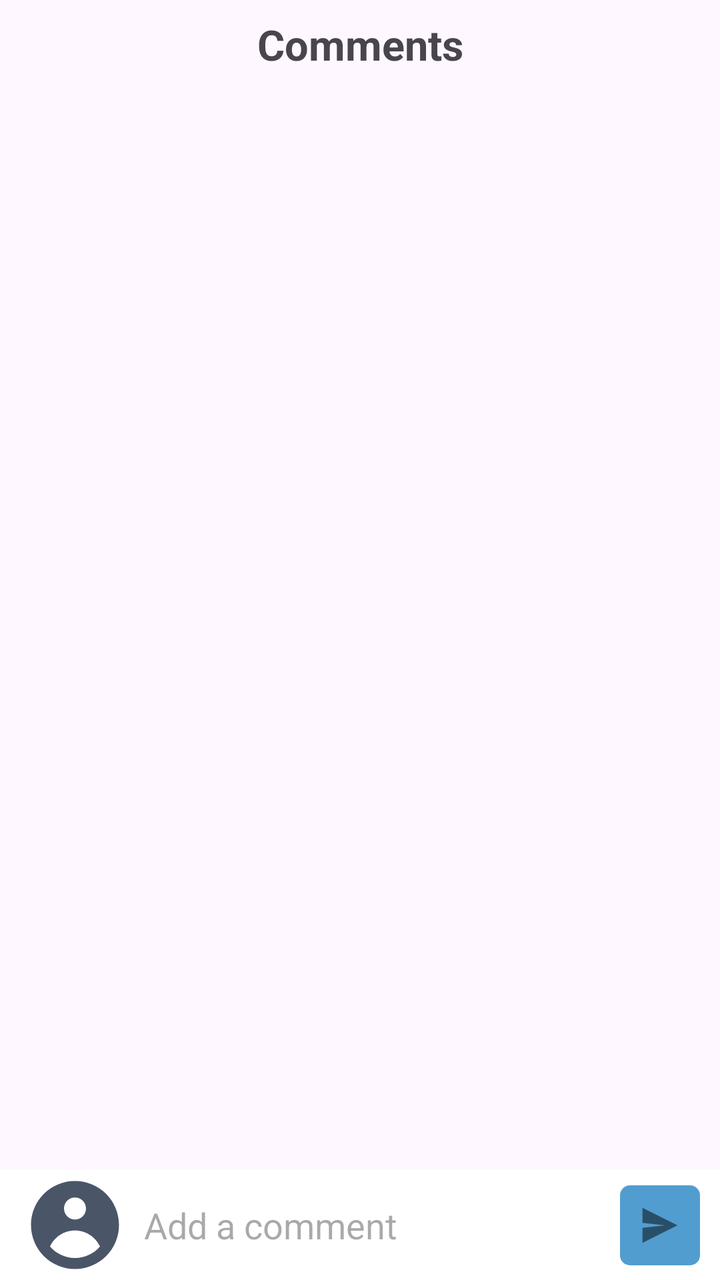
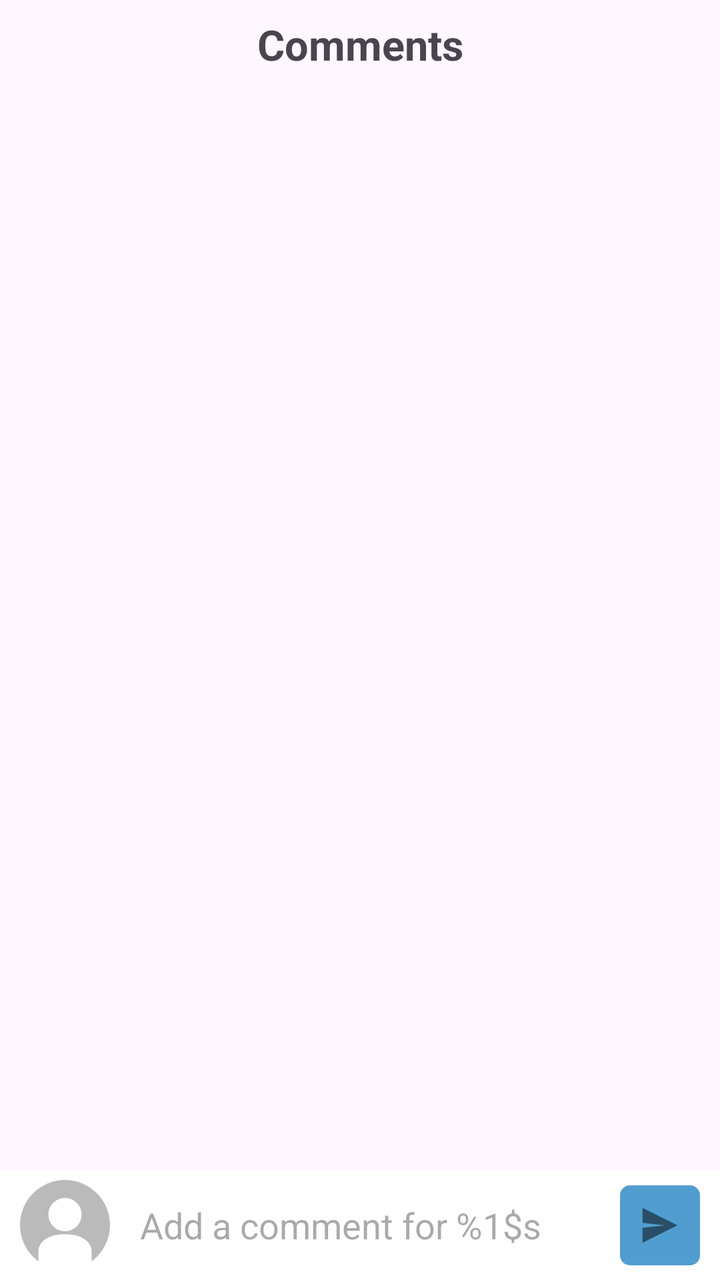

An Android layout rendered at two revisions. The XML below is the earlier revision; the diff shows what the commit changed to produce the second picture.
<!-- AndroidManifest.xml: application theme Theme.InstagramClone -->
<!-- res/layout/fragment_comment_list_dialog_list_dialog.xml -->
<?xml version="1.0" encoding="utf-8"?>
<androidx.constraintlayout.widget.ConstraintLayout xmlns:android="http://schemas.android.com/apk/res/android"
    xmlns:tools="http://schemas.android.com/tools"
    android:layout_width="match_parent"
    android:layout_height="match_parent"
    android:minHeight="500dp"
    tools:context=".ui.comment.CommentListDialogFragment"
    xmlns:app="http://schemas.android.com/apk/res-auto">

    <TextView
        android:id="@+id/tvComment"
        android:layout_width="wrap_content"
        android:layout_height="wrap_content"
        android:text="@string/tv_comment"
        android:textStyle="bold"
        android:textSize="21sp"
        android:paddingTop="8dp"
        app:layout_constraintTop_toTopOf="parent"
        app:layout_constraintStart_toStartOf="parent"
        app:layout_constraintEnd_toEndOf="parent"/>

    <LinearLayout
        android:id="@+id/llEmptyComments"
        android:layout_width="wrap_content"
        android:layout_height="wrap_content"
        android:visibility="gone"
        android:orientation="vertical"
        android:gravity="center_horizontal"
        app:layout_constraintTop_toTopOf="parent"
        app:layout_constraintBottom_toBottomOf="parent"
        app:layout_constraintStart_toStartOf="parent"
        app:layout_constraintEnd_toEndOf="parent">

        <TextView
            android:id="@+id/tvNoComments"
            android:layout_width="wrap_content"
            android:layout_height="wrap_content"
            android:textStyle="bold"
            android:textSize="21sp"
            android:text="@string/tv_no_comments"/>

        <TextView
            android:id="@+id/tvStartConversation"
            android:layout_width="wrap_content"
            android:layout_height="wrap_content"
            android:layout_marginTop="5dp"
            android:text="@string/tv_start_conversation"/>

    </LinearLayout>

    <androidx.recyclerview.widget.RecyclerView
        android:id="@+id/rvComment"
        android:layout_width="match_parent"
        android:layout_height="0dp"
        android:clipToPadding="false"
        android:padding="10dp"
        app:layout_constraintBottom_toTopOf="@+id/clFooter"
        app:layout_constraintTop_toBottomOf="@+id/tvComment"/>

    <androidx.constraintlayout.widget.ConstraintLayout
        android:id="@+id/clFooter"
        android:layout_width="match_parent"
        android:layout_height="55dp"
        android:background="@color/white"
        android:paddingHorizontal="10dp"
        app:layout_constraintBottom_toBottomOf="parent">

        <ImageButton
            android:id="@+id/ivProfile"
            android:layout_width="55dp"
            android:layout_height="55dp"
            android:src="@drawable/ic_user"
            android:background="@drawable/bg_image_profile"
            android:scaleType="centerCrop"
            android:contentDescription="@string/iv_image_profile"
            app:layout_constraintStart_toStartOf="parent"
            app:layout_constraintTop_toTopOf="parent"
            app:layout_constraintBottom_toBottomOf="parent"/>

        <EditText
            android:id="@+id/etComment"
            android:layout_width="0dp"
            android:layout_height="wrap_content"
            android:layout_marginHorizontal="7dp"
            android:hint="@string/hint_comment"
            android:background="@android:color/transparent"
            android:maxLines="1"
            android:singleLine="true"
            android:inputType="text"
            app:layout_constraintStart_toEndOf="@id/ivProfile"
            app:layout_constraintEnd_toStartOf="@+id/btnSend"
            app:layout_constraintTop_toTopOf="parent"
            app:layout_constraintBottom_toBottomOf="parent"/>

        <ImageButton
            android:id="@+id/btnSend"
            android:layout_width="wrap_content"
            android:layout_height="wrap_content"
            android:src="@drawable/ic_send"
            android:contentDescription="@string/description_ib_send_comment"
            android:background="@drawable/bg_btn_send"
            android:padding="10dp"
            app:layout_constraintEnd_toEndOf="parent"
            app:layout_constraintTop_toTopOf="parent"
            app:layout_constraintBottom_toBottomOf="parent"/>

    </androidx.constraintlayout.widget.ConstraintLayout>

    <ProgressBar
        android:id="@+id/pbComment"
        android:layout_width="wrap_content"
        android:layout_height="wrap_content"
        app:layout_constraintTop_toTopOf="parent"
        app:layout_constraintBottom_toBottomOf="parent"
        app:layout_constraintStart_toStartOf="parent"
        app:layout_constraintEnd_toEndOf="parent"/>

</androidx.constraintlayout.widget.ConstraintLayout>
<!-- resources referenced by this layout -->
<resources>
  <color name="white">#FFFFFFFF</color>
  <!-- drawable bg_btn_send (drawable) -->
  <?xml version="1.0" encoding="utf-8"?>
  <shape  xmlns:android="http://schemas.android.com/apk/res/android"
      android:shape="rectangle">
      <solid android:color="@color/blue_light"/>
      <corners
          android:radius="5dp"/>
  </shape>
  <!-- drawable bg_image_profile (drawable) -->
  <?xml version="1.0" encoding="utf-8"?>
  <shape xmlns:android="http://schemas.android.com/apk/res/android"
      android:shape="oval">
      <solid android:color="@android:color/transparent"/>
  </shape>
  <!-- drawable ic_send (drawable) -->
  <vector android:height="20dp" android:viewportHeight="16"
      android:viewportWidth="16" android:width="20dp"
      xmlns:aapt="http://schemas.android.com/aapt" xmlns:android="http://schemas.android.com/apk/res/android">
      <path android:fillAlpha="0.5" android:fillColor="#000000"
          android:pathData="m1,1.003 l0,6 9,1 -9,1 0,6 14,-7z"
          android:strokeAlpha="0.5" android:strokeColor="#00000000"/>
  </vector>
  <!-- drawable ic_user (drawable) -->
  <vector android:height="60dp" android:viewportHeight="20"
      android:viewportWidth="20" android:width="60dp" xmlns:android="http://schemas.android.com/apk/res/android">
      <path android:fillColor="#4A5568" android:fillType="evenOdd" android:pathData="M18,10C18,14.418 14.418,18 10,18C5.582,18 2,14.418 2,10C2,5.582 5.582,2 10,2C14.418,2 18,5.582 18,10ZM12,7C12,8.105 11.105,9 10,9C8.895,9 8,8.105 8,7C8,5.895 8.895,5 10,5C11.105,5 12,5.895 12,7ZM10,11C7.982,11 6.244,12.195 5.454,13.916C6.554,15.192 8.183,16 10,16C11.817,16 13.446,15.192 14.546,13.916C13.756,12.195 12.017,11 10,11Z"/>
  </vector>
  <string name="description_ib_send_comment">Icon send</string>
  <string name="hint_comment">Add a comment</string>
  <string name="iv_image_profile">image profile</string>
  <string name="tv_comment">Comments</string>
  <string name="tv_no_comments">No comments yet</string>
  <string name="tv_start_conversation">Start the conversation.</string>
  <style name="Theme.InstagramClone" parent="Base.Theme.InstagramClone" />
  <color name="blue_light">#529DCF</color>
  <style name="Base.Theme.InstagramClone" parent="Theme.Material3.DayNight.NoActionBar">
          
          
      </style>
</resources>

<!-- the commit's change to res/layout/fragment_comment_list_dialog_list_dialog.xml (unified diff, before → after) -->
@@ -52,8 +52,8 @@
         android:id="@+id/rvComment"
         android:layout_width="match_parent"
         android:layout_height="0dp"
-        android:clipToPadding="false"
-        android:padding="10dp"
+        android:paddingHorizontal="10dp"
+        android:layout_marginTop="20dp"
         app:layout_constraintBottom_toTopOf="@+id/clFooter"
         app:layout_constraintTop_toBottomOf="@+id/tvComment"/>
 
@@ -67,12 +67,13 @@
 
         <ImageButton
             android:id="@+id/ivProfile"
-            android:layout_width="55dp"
-            android:layout_height="55dp"
-            android:src="@drawable/ic_user"
+            android:layout_width="45dp"
+            android:layout_height="45dp"
+            android:src="@drawable/img_profile_default"
             android:background="@drawable/bg_image_profile"
             android:scaleType="centerCrop"
             android:contentDescription="@string/iv_image_profile"
+            android:clipToOutline="true"
             app:layout_constraintStart_toStartOf="parent"
             app:layout_constraintTop_toTopOf="parent"
             app:layout_constraintBottom_toBottomOf="parent"/>
@@ -81,7 +82,7 @@
             android:id="@+id/etComment"
             android:layout_width="0dp"
             android:layout_height="wrap_content"
-            android:layout_marginHorizontal="7dp"
+            android:layout_marginHorizontal="15dp"
             android:hint="@string/hint_comment"
             android:background="@android:color/transparent"
             android:maxLines="1"
<!-- resource entries referenced after the edit -->
@@ -10,10 +10,8 @@
           android:radius="5dp"/>
   </shape>
   <!-- drawable bg_image_profile (drawable) -->
-  <?xml version="1.0" encoding="utf-8"?>
-  <shape xmlns:android="http://schemas.android.com/apk/res/android"
-      android:shape="oval">
-      <solid android:color="@android:color/transparent"/>
+  <shape xmlns:android="http://schemas.android.com/apk/res/android">
+      <corners android:radius="50dp"/>
   </shape>
   <!-- drawable ic_send (drawable) -->
   <vector android:height="20dp" android:viewportHeight="16"
@@ -23,13 +21,9 @@
           android:pathData="m1,1.003 l0,6 9,1 -9,1 0,6 14,-7z"
           android:strokeAlpha="0.5" android:strokeColor="#00000000"/>
   </vector>
-  <!-- drawable ic_user (drawable) -->
-  <vector android:height="60dp" android:viewportHeight="20"
-      android:viewportWidth="20" android:width="60dp" xmlns:android="http://schemas.android.com/apk/res/android">
-      <path android:fillColor="#4A5568" android:fillType="evenOdd" android:pathData="M18,10C18,14.418 14.418,18 10,18C5.582,18 2,14.418 2,10C2,5.582 5.582,2 10,2C14.418,2 18,5.582 18,10ZM12,7C12,8.105 11.105,9 10,9C8.895,9 8,8.105 8,7C8,5.895 8.895,5 10,5C11.105,5 12,5.895 12,7ZM10,11C7.982,11 6.244,12.195 5.454,13.916C6.554,15.192 8.183,16 10,16C11.817,16 13.446,15.192 14.546,13.916C13.756,12.195 12.017,11 10,11Z"/>
-  </vector>
+  <!-- drawable img_profile_default: jpg bitmap (drawable, 5349 bytes) -->
   <string name="description_ib_send_comment">Icon send</string>
-  <string name="hint_comment">Add a comment</string>
+  <string name="hint_comment">Add a comment for %1$s</string>
   <string name="iv_image_profile">image profile</string>
   <string name="tv_comment">Comments</string>
   <string name="tv_no_comments">No comments yet</string>
